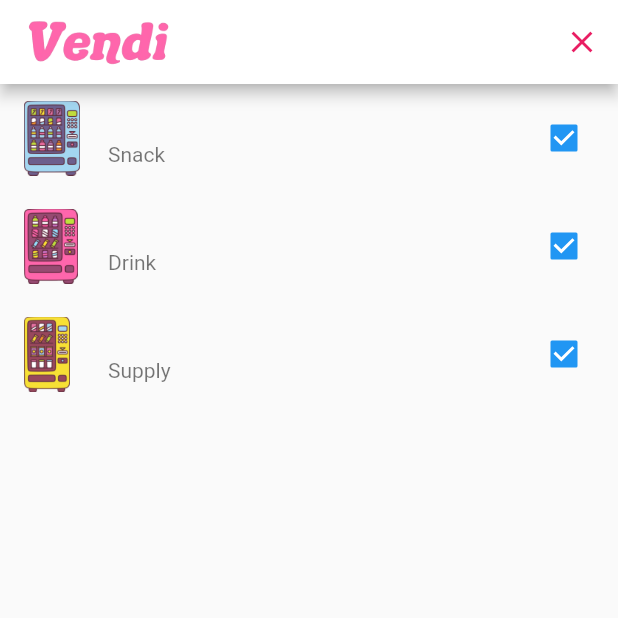
After one commit to DuckieOnQuacks/Vendi, a Flutter app: the FilterPage screen opened directly, on a phone screen of 412 x 824 dp, the top half of it. The commit adds this screen. Run offline on Flutter 3.47's test engine with Material 2 defaults, Android fonts, the phone set to English and light mode, and no system bars; our stand-ins replace camera, cloud_firestore, confetti, firebase_auth, firebase_core, firebase_storage and 5 more; missing offline and left inert: favorite_button, google_maps_cluster_manager; accounts and stored records are empty.

Commit message:
Added filtering page

```diff
--- a/app_prototype/lib/backend/machine_database_helper.dart
+++ b/app_prototype/lib/backend/machine_database_helper.dart
@@ -36,6 +36,29 @@ class FirebaseHelper {
     final machinesCollection = FirebaseFirestore.instance.collection(tableName);
     final querySnapshot = await machinesCollection.get();
     return querySnapshot.docs.map((doc) => Machine.fromJson(doc.data())).toList();
+  }
+
+  //Grabs the machine instances based on the filtering
+  Future<List<Machine>> getFilteredMachines(bool snack, bool drink, bool supply) async {
+    final machinesCollection = FirebaseFirestore.instance.collection(tableName);
+
+    List<QueryDocumentSnapshot<Map<String, dynamic>>> filterDocs = [];
+    if (snack)
+    {
+      final snackSnapshot = await machinesCollection.where('icon', isEqualTo: "assets/images/BlueMachine.png").get();
+      filterDocs.addAll(snackSnapshot.docs);
+    }
+    if (drink)
+    {
+      final drinkSnapshot = await machinesCollection.where('icon', isEqualTo: "assets/images/PinkMachine.png").get();
+      filterDocs.addAll(drinkSnapshot.docs);
+    }
+    if (supply)
+    {
+      final supplySnapshot = await machinesCollection.where('icon', isEqualTo: "assets/images/YellowMachine.png").get();
+      filterDocs.addAll(supplySnapshot.docs);
+    }
+    return filterDocs.map((doc) => Machine.fromJson(doc.data())).toList();
   }
 
   //Creates instance, gets snapshot
--- /dev/null
+++ b/app_prototype/lib/filter_page.dart
@@ -0,0 +1,58 @@
+import 'package:flutter/material.dart';
+import 'package:vendi_app/bottom_bar.dart';
+
+class FilterPage extends StatefulWidget {
+  const FilterPage({super.key});
+
+  @override
+  State<FilterPage> createState() => _FilterPageState();
+}
+
+Map<List<String>, bool> filterValues = {
+  ['Snack', 'assets/images/BlueMachine.png']: true,
+  ['Drink', 'assets/images/PinkMachine.png']: true,
+  ['Supply', 'assets/images/YellowMachine.png']: true,
+};
+
+class _FilterPageState extends State<FilterPage> {
+
+  @override
+  Widget build(BuildContext context) {
+    return new Scaffold(
+      appBar: AppBar(
+        backgroundColor: Colors.white,
+        automaticallyImplyLeading: false,
+        title: Image.asset('assets/images/logo.png', fit: BoxFit.contain, height: 32),
+        actions: [
+          IconButton(
+            icon: const Icon(Icons.close, color: Colors.pink),
+            onPressed: () {
+              Navigator.pop(context);
+              Navigator.pop(context);
+              Navigator.push(
+                context,
+                MaterialPageRoute(
+                    builder: (context) =>
+                    const BottomBar()));
+            },
+            )
+          ],
+      ),
+      body: new ListView(
+        children: filterValues.keys.map((List<String> key)
+        {
+          return new CheckboxListTile(
+            secondary: new Image.asset(key[1], fit: BoxFit.contain, height: 50),
+            subtitle: new Text(key[0]),
+            value: filterValues[key],
+            onChanged: (bool? value) {
+              setState(() {
+                filterValues[key] = value ?? true;
+              });
+            }
+            );
+        }).toList(),
+      )
+    );
+  }
+}
```
